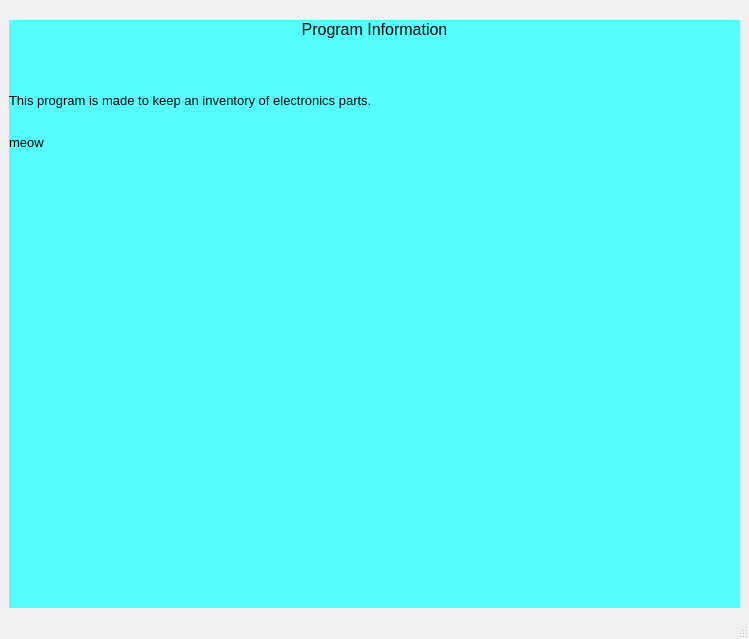
Before: the Qt Designer form Program_Files/info_window.ui in Thomas1B/Electronics-Inventory-Program, drawn with Qt 5.
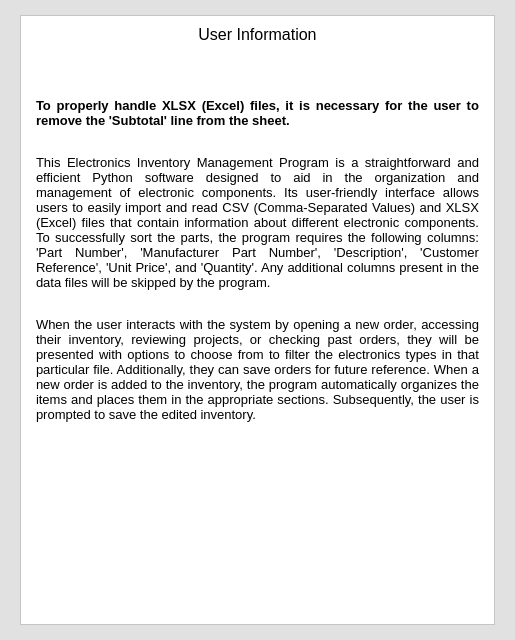
After: the same form once the commit is applied.

Commit message: updated info window

Patch:
```diff
--- a/Program_Files/info_window.ui
+++ b/Program_Files/info_window.ui
@@ -6,42 +6,87 @@
    <rect>
     <x>0</x>
     <y>0</y>
-    <width>749</width>
-    <height>639</height>
+    <width>515</width>
+    <height>640</height>
    </rect>
   </property>
   <property name="minimumSize">
    <size>
-    <width>749</width>
-    <height>639</height>
+    <width>0</width>
+    <height>0</height>
    </size>
   </property>
   <property name="maximumSize">
    <size>
-    <width>749</width>
+    <width>16777215</width>
     <height>16777215</height>
    </size>
   </property>
   <property name="windowTitle">
-   <string>Program Info</string>
+   <string>Program Information</string>
+  </property>
+  <property name="styleSheet">
+   <string notr="true">background-color: rgb(225, 225, 225);</string>
   </property>
   <widget class="QWidget" name="centralwidget">
    <layout class="QVBoxLayout" name="verticalLayout">
+    <property name="leftMargin">
+     <number>20</number>
+    </property>
     <property name="topMargin">
+     <number>15</number>
+    </property>
+    <property name="rightMargin">
      <number>20</number>
+    </property>
+    <property name="bottomMargin">
+     <number>15</number>
+    </property>
+    <item>
+     <widget class="QScrollArea" name="scrollArea">
+      <property name="styleSheet">
+       <string notr="true">background-color: rgb(255, 255, 255);</string>
+      </property>
+      <property name="widgetResizable">
+       <bool>true</bool>
+      </property>
+      <property name="alignment">
+       <set>Qt::AlignLeading|Qt::AlignLeft|Qt::AlignTop</set>
+      </property>
+      <widget class="QWidget" name="scrollAreaWidgetContents">
+       <property name="geometry">
+        <rect>
+         <x>0</x>
+         <y>0</y>
+         <width>473</width>
+         <height>587</height>
+        </rect>
+       </property>
+       <layout class="QVBoxLayout" name="verticalLayout_2">
+        <property name="leftMargin">
+         <number>15</number>
+        </property>
+        <property name="rightMargin">
+         <number>15</number>
     </property>
     <item>
      <widget class="QLabel" name="label">
+          <property name="minimumSize">
+           <size>
+            <width>0</width>
+            <height>0</height>
+           </size>
+          </property>
       <property name="font">
        <font>
         <pointsize>10</pointsize>
        </font>
       </property>
       <property name="styleSheet">
-       <string notr="true">background-color: rgb(85, 255, 255);</string>
+           <string notr="true"/>
       </property>
       <property name="text">
-       <string>&lt;html&gt;&lt;head/&gt;&lt;body&gt;&lt;p align=&quot;center&quot;&gt;&lt;span style=&quot; font-size:12pt;&quot;&gt;Program Information&lt;/span&gt;&lt;/p&gt;&lt;p&gt;&lt;br/&gt;&lt;/p&gt;&lt;p&gt;This program is made to keep an inventory of electronics parts.&lt;/p&gt;&lt;p&gt;&lt;br/&gt;meow&lt;/p&gt;&lt;p&gt;&lt;br/&gt;&lt;/p&gt;&lt;/body&gt;&lt;/html&gt;</string>
+           <string>&lt;html&gt;&lt;head/&gt;&lt;body&gt;&lt;p align=&quot;center&quot;&gt;&lt;span style=&quot; font-size:12pt;&quot;&gt;User Information&lt;/span&gt;&lt;/p&gt;&lt;p align=&quot;justify&quot;&gt;&lt;br/&gt;&lt;/p&gt;&lt;p align=&quot;justify&quot;&gt;&lt;span style=&quot; font-weight:600;&quot;&gt;To properly handle XLSX (Excel) files, it is necessary for the user to remove the 'Subtotal' line from the sheet.&lt;/span&gt;&lt;/p&gt;&lt;p align=&quot;justify&quot;&gt;&lt;br/&gt;This Electronics Inventory Management Program is a straightforward and efficient Python software designed to aid in the organization and management of electronic components. Its user-friendly interface allows users to easily import and read CSV (Comma-Separated Values) and XLSX (Excel) files that contain information about different electronic components. To successfully sort the parts, the program requires the following columns: 'Part Number', 'Manufacturer Part Number', 'Description', 'Customer Reference', 'Unit Price', and 'Quantity'. Any additional columns present in the data files will be skipped by the program.&lt;/p&gt;&lt;p align=&quot;justify&quot;&gt;&lt;br/&gt;When the user interacts with the system by opening a new order, accessing their inventory, reviewing projects, or checking past orders, they will be presented with options to choose from to filter the electronics types in that particular file. Additionally, they can save orders for future reference. When a new order is added to the inventory, the program automatically organizes the items and places them in the appropriate sections. Subsequently, the user is prompted to save the edited inventory.&lt;/p&gt;&lt;/body&gt;&lt;/html&gt;</string>
       </property>
       <property name="alignment">
        <set>Qt::AlignLeading|Qt::AlignLeft|Qt::AlignTop</set>
@@ -56,6 +101,10 @@
     </item>
    </layout>
   </widget>
+     </widget>
+    </item>
+   </layout>
+  </widget>
   <widget class="QMenuBar" name="menubar">
    <property name="geometry">
     <rect>
@@ -66,7 +115,6 @@
     </rect>
    </property>
   </widget>
-  <widget class="QStatusBar" name="statusbar"/>
  </widget>
  <resources/>
  <connections/>
```
Left out of the diff: 2 changed lines with no effect on the pictures. Lines whose indentation alone changed are shown as unchanged.
